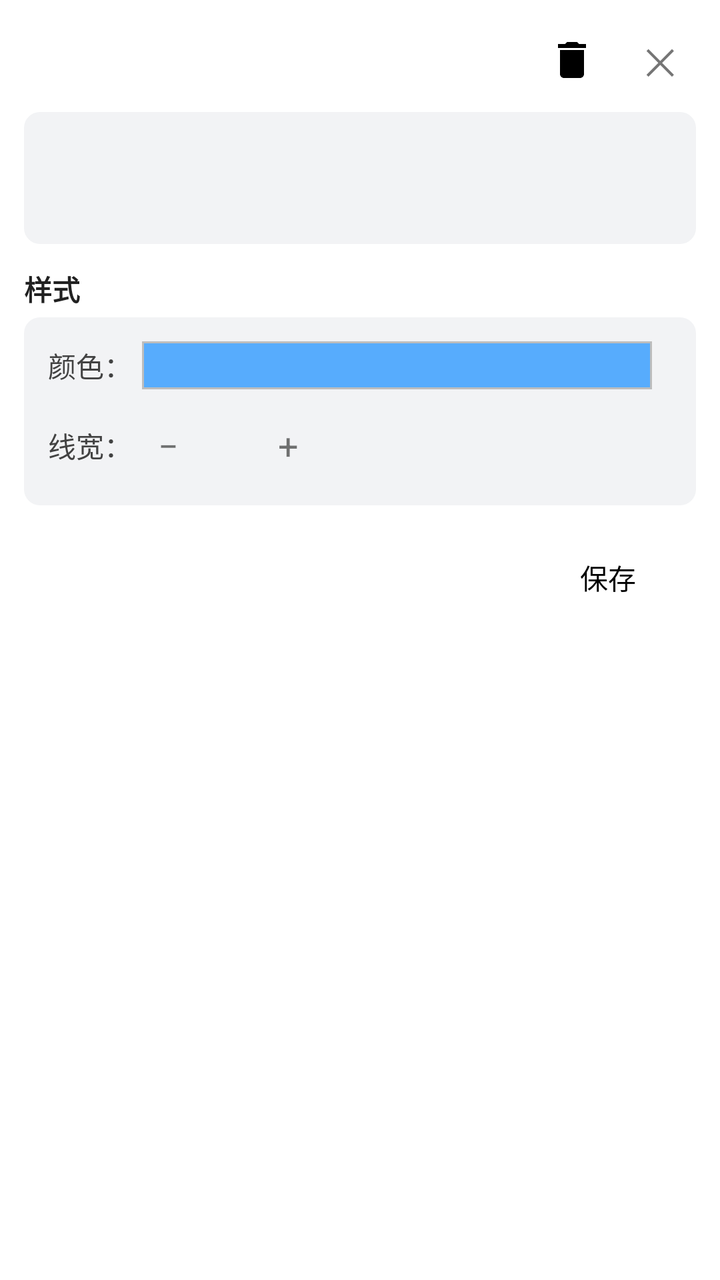
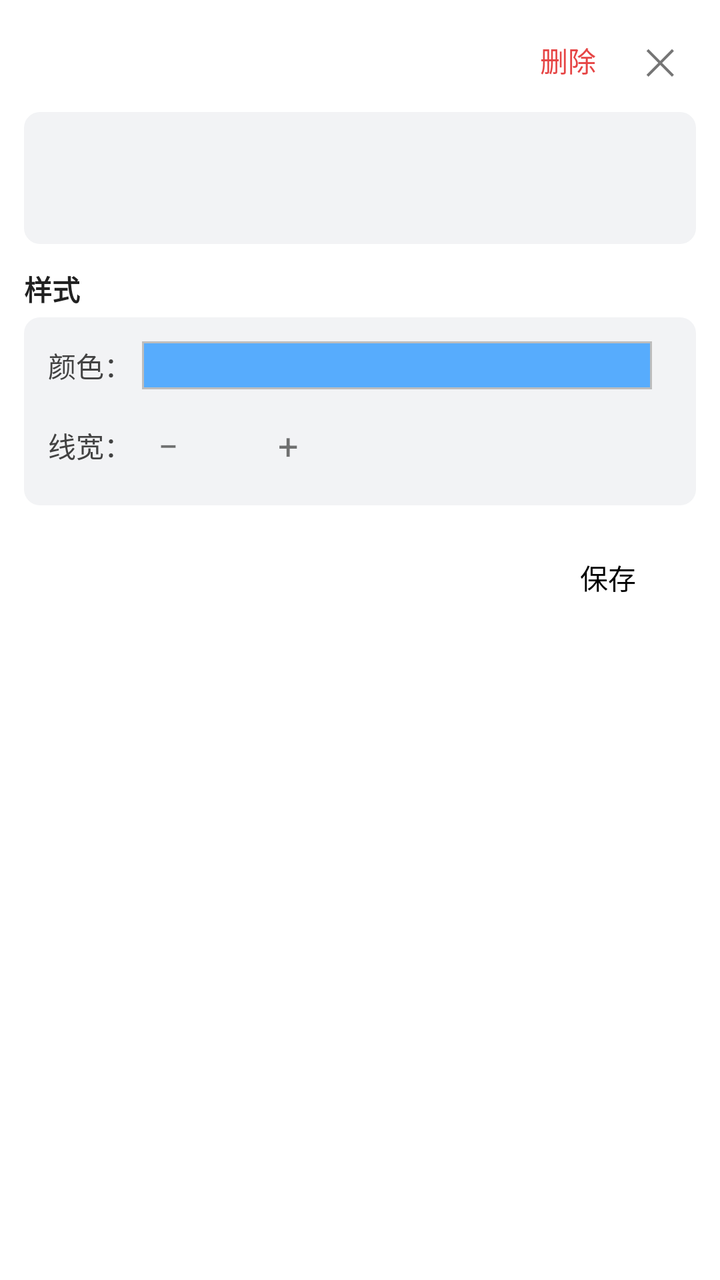

Before-and-after screenshots of an Android layout around one commit, followed by the original layout XML and the change that was made.
<!-- AndroidManifest.xml: application theme Theme.MobileMap -->
<!-- res/layout/dialog_measure_detail.xml -->
<?xml version="1.0" encoding="utf-8"?>
<LinearLayout xmlns:android="http://schemas.android.com/apk/res/android"
    xmlns:tools="http://schemas.android.com/tools"
    android:layout_width="match_parent"
    android:layout_height="wrap_content"
    android:orientation="vertical"
    android:padding="12dp">

    
    <LinearLayout
        android:layout_width="match_parent"
        android:layout_height="wrap_content"
        android:gravity="center_vertical"
        android:orientation="horizontal">

        <TextView
            android:id="@+id/measure_detail_tv_title"
            android:layout_width="0dp"
            android:layout_height="wrap_content"
            android:layout_weight="1"
            android:ellipsize="end"
            android:maxLines="1"
            android:textColor="#212121"
            android:textSize="16sp"
            android:textStyle="bold" />

        <ImageView
            android:id="@+id/measure_detail_iv_rename"
            android:layout_width="36dp"
            android:layout_height="36dp"
            android:layout_marginStart="8dp"
            android:background="?android:attr/selectableItemBackground"
            android:contentDescription="重命名"
            android:padding="6dp"
            android:src="@drawable/ic_edit"
            android:visibility="gone" />

        <ImageView
            android:id="@+id/measure_detail_iv_share"
            android:layout_width="36dp"
            android:layout_height="36dp"
            android:layout_marginStart="8dp"
            android:background="?android:attr/selectableItemBackground"
            android:contentDescription="分享"
            android:padding="6dp"
            android:src="@drawable/ic_share"
            android:visibility="gone" />

        <ImageView
            android:id="@+id/measure_detail_iv_delete"
            android:layout_width="36dp"
            android:layout_height="36dp"
            android:layout_marginStart="8dp"
            android:background="?android:attr/selectableItemBackground"
            android:contentDescription="删除"
            android:padding="6dp"
            android:src="@drawable/ic_delete" />

        <TextView
            android:id="@+id/measure_detail_tv_close"
            android:layout_width="36dp"
            android:layout_height="36dp"
            android:layout_marginStart="8dp"
            android:gravity="center"
            android:text="✕"
            android:textColor="#757575"
            android:textSize="18sp"
            tools:ignore="HardcodedText" />
    </LinearLayout>

    
    <LinearLayout
        android:layout_width="match_parent"
        android:layout_height="wrap_content"
        android:layout_marginTop="8dp"
        android:background="@drawable/bg_feature_group"
        android:orientation="vertical"
        android:padding="12dp">

        <TextView
            android:id="@+id/measure_detail_tv_type"
            android:layout_width="match_parent"
            android:layout_height="wrap_content"
            android:textColor="#212121"
            android:textSize="15sp"
            android:textStyle="bold" />

        <TextView
            android:id="@+id/measure_detail_tv_geometry"
            android:layout_width="match_parent"
            android:layout_height="wrap_content"
            android:layout_marginTop="4dp"
            android:textColor="#616161"
            android:textSize="13sp" />
    </LinearLayout>

    
    <TextView
        android:layout_width="wrap_content"
        android:layout_height="wrap_content"
        android:layout_marginTop="12dp"
        android:text="样式"
        android:textColor="#212121"
        android:textSize="14sp"
        android:textStyle="bold"
        tools:ignore="HardcodedText" />

    <LinearLayout
        android:layout_width="match_parent"
        android:layout_height="wrap_content"
        android:layout_marginTop="4dp"
        android:background="@drawable/bg_feature_group"
        android:orientation="vertical"
        android:padding="12dp">

        <LinearLayout
            android:layout_width="match_parent"
            android:layout_height="wrap_content"
            android:gravity="center_vertical"
            android:orientation="horizontal">

            <TextView
                android:layout_width="wrap_content"
                android:layout_height="wrap_content"
                android:text="颜色："
                android:textColor="#424242"
                android:textSize="14sp"
                tools:ignore="HardcodedText" />

            <ImageView
                android:id="@+id/measure_detail_iv_color"
                android:layout_width="0dp"
                android:layout_height="24dp"
                android:layout_marginLeft="5dp"
                android:layout_marginRight="10dp"
                android:layout_weight="1"
                android:background="#57ACFD"
                android:contentDescription="测量颜色"
                android:src="@drawable/bg_swatch_border"
                tools:ignore="HardcodedText" />
        </LinearLayout>

        <LinearLayout
            android:id="@+id/measure_detail_ll_width_row"
            android:layout_width="match_parent"
            android:layout_height="wrap_content"
            android:layout_marginTop="10dp"
            android:gravity="center_vertical"
            android:orientation="horizontal">

            <TextView
                android:layout_width="wrap_content"
                android:layout_height="wrap_content"
                android:text="线宽："
                android:textColor="#424242"
                android:textSize="14sp"
                tools:ignore="HardcodedText" />

            <TextView
                android:id="@+id/measure_detail_btn_width_minus"
                android:layout_width="36dp"
                android:layout_height="36dp"
                android:gravity="center"
                android:text="−"
                android:textSize="18sp"
                tools:ignore="HardcodedText" />

            <TextView
                android:id="@+id/measure_detail_tv_width_value"
                android:layout_width="24dp"
                android:layout_height="wrap_content"
                android:gravity="center"
                android:textColor="#212121"
                android:textSize="16sp" />

            <TextView
                android:id="@+id/measure_detail_btn_width_plus"
                android:layout_width="36dp"
                android:layout_height="36dp"
                android:gravity="center"
                android:text="+"
                android:textSize="18sp"
                tools:ignore="HardcodedText" />
        </LinearLayout>
    </LinearLayout>

    
    <LinearLayout
        android:layout_width="match_parent"
        android:layout_height="wrap_content"
        android:layout_marginTop="12dp"
        android:gravity="end"
        android:orientation="horizontal">

        <Button
            android:id="@+id/measure_detail_btn_save"
            style="?android:attr/borderlessButtonStyle"
            android:layout_width="wrap_content"
            android:layout_height="wrap_content"
            android:layout_marginStart="12dp"
            android:text="保存"
            android:textColor="@color/black"
            tools:ignore="HardcodedText" />
    </LinearLayout>
</LinearLayout>
<!-- resources referenced by this layout -->
<resources>
  <color name="black">#FF000000</color>
  <!-- drawable bg_feature_group (drawable) -->
  <?xml version="1.0" encoding="utf-8"?>
  <shape xmlns:android="http://schemas.android.com/apk/res/android" android:shape="rectangle">
      <solid android:color="#F2F3F5" />
      <corners android:radius="8dp" />
  </shape>
  <!-- drawable bg_swatch_border (drawable) -->
  <?xml version="1.0" encoding="utf-8"?>
  <shape xmlns:android="http://schemas.android.com/apk/res/android"
      android:shape="rectangle">
      <stroke
          android:width="1dp"
          android:color="#BDBDBD" />
  </shape>
  <!-- drawable ic_delete (drawable) -->
  <vector xmlns:android="http://schemas.android.com/apk/res/android"
      android:width="24dp"
      android:height="24dp"
      android:viewportWidth="24"
      android:viewportHeight="24">
      <path
          android:fillColor="#FF000000"
          android:pathData="M6,19c0,1.1 0.9,2 2,2h8c1.1,0 2,-0.9 2,-2V7H6v12zM19,4h-3.5l-1,-1h-5l-1,1H5v2h14V4z" />
  </vector>
  <!-- drawable ic_edit (drawable) -->
  <vector xmlns:android="http://schemas.android.com/apk/res/android"
      android:width="24dp"
      android:height="24dp"
      android:viewportWidth="24"
      android:viewportHeight="24">
      <path
          android:fillColor="#FF000000"
          android:pathData="M3,17.25V21h3.75L17.81,9.94l-3.75,-3.75L3,17.25zM20.71,7.04c0.39,-0.39 0.39,-1.02 0,-1.41l-2.34,-2.34c-0.39,-0.39 -1.02,-0.39 -1.41,0l-1.83,1.83 3.75,3.75 1.83,-1.83z" />
  </vector>
  <!-- drawable ic_share (drawable) -->
  <vector xmlns:android="http://schemas.android.com/apk/res/android"
      android:width="24dp"
      android:height="24dp"
      android:viewportWidth="24"
      android:viewportHeight="24">
      <path
          android:fillColor="#FF000000"
          android:pathData="M18,16.08c-0.76,0 -1.44,0.3 -1.96,0.77L8.91,12.7c0.05,-0.23 0.09,-0.46 0.09,-0.7s-0.04,-0.47 -0.09,-0.7l7.05,-4.11c0.54,0.5 1.25,0.81 2.04,0.81 1.66,0 3,-1.34 3,-3s-1.34,-3 -3,-3 -3,1.34 -3,3c0,0.24 0.04,0.47 0.09,0.7L8.04,9.81C7.5,9.31 6.79,9 6,9c-1.66,0 -3,1.34 -3,3s1.34,3 3,3c0.79,0 1.5,-0.31 2.04,-0.81l7.12,4.16c-0.05,0.21 -0.08,0.43 -0.08,0.65 0,1.61 1.31,2.92 2.92,2.92s2.92,-1.31 2.92,-2.92 -1.31,-2.92 -2.92,-2.92z" />
  </vector>
  <style name="Theme.MobileMap" parent="Theme.MaterialComponents.DayNight.DarkActionBar">
          
          <item name="colorPrimary">@color/purple_500</item>
          <item name="colorPrimaryVariant">@color/purple_700</item>
          <item name="colorOnPrimary">@color/white</item>
          
          <item name="colorSecondary">@color/teal_200</item>
          <item name="colorSecondaryVariant">@color/teal_700</item>
          <item name="colorOnSecondary">@color/black</item>
          
          <item name="android:statusBarColor">?attr/colorPrimaryVariant</item>
          
      </style>
  <color name="purple_500">#FF6200EE</color>
  <color name="purple_700">#FF3700B3</color>
  <color name="white">#FFFFFFFF</color>
  <color name="teal_200">#FF03DAC5</color>
  <color name="teal_700">#FF018786</color>
</resources>

<!-- the commit's change to res/layout/dialog_measure_detail.xml (unified diff, before → after) -->
@@ -24,37 +24,52 @@
             android:textSize="16sp"
             android:textStyle="bold" />
 
-        <ImageView
-            android:id="@+id/measure_detail_iv_rename"
-            android:layout_width="36dp"
-            android:layout_height="36dp"
+        <TextView
+            android:id="@+id/measure_detail_btn_rename"
+            android:layout_width="wrap_content"
+            android:layout_height="wrap_content"
             android:layout_marginStart="8dp"
             android:background="?android:attr/selectableItemBackground"
-            android:contentDescription="重命名"
-            android:padding="6dp"
-            android:src="@drawable/ic_edit"
-            android:visibility="gone" />
-
-        <ImageView
-            android:id="@+id/measure_detail_iv_share"
-            android:layout_width="36dp"
-            android:layout_height="36dp"
+            android:paddingStart="6dp"
+            android:paddingTop="4dp"
+            android:paddingEnd="6dp"
+            android:paddingBottom="4dp"
+            android:text="重命名"
+            android:textColor="#2A6FDB"
+            android:textSize="14sp"
+            android:visibility="gone"
+            tools:ignore="HardcodedText" />
+
+        <TextView
+            android:id="@+id/measure_detail_btn_share"
+            android:layout_width="wrap_content"
+            android:layout_height="wrap_content"
             android:layout_marginStart="8dp"
             android:background="?android:attr/selectableItemBackground"
-            android:contentDescription="分享"
-            android:padding="6dp"
-            android:src="@drawable/ic_share"
-            android:visibility="gone" />
-
-        <ImageView
-            android:id="@+id/measure_detail_iv_delete"
-            android:layout_width="36dp"
-            android:layout_height="36dp"
+            android:paddingStart="6dp"
+            android:paddingTop="4dp"
+            android:paddingEnd="6dp"
+            android:paddingBottom="4dp"
+            android:text="分享"
+            android:textColor="#2A6FDB"
+            android:textSize="14sp"
+            android:visibility="gone"
+            tools:ignore="HardcodedText" />
+
+        <TextView
+            android:id="@+id/measure_detail_btn_delete"
+            android:layout_width="wrap_content"
+            android:layout_height="wrap_content"
             android:layout_marginStart="8dp"
             android:background="?android:attr/selectableItemBackground"
-            android:contentDescription="删除"
-            android:padding="6dp"
-            android:src="@drawable/ic_delete" />
+            android:paddingStart="6dp"
+            android:paddingTop="4dp"
+            android:paddingEnd="6dp"
+            android:paddingBottom="4dp"
+            android:text="删除"
+            android:textColor="#E64545"
+            android:textSize="14sp"
+            tools:ignore="HardcodedText" />
 
         <TextView
             android:id="@+id/measure_detail_tv_close"
@@ -186,6 +201,38 @@
 
     
     <LinearLayout
+        android:id="@+id/measure_detail_ll_remark"
+        android:layout_width="match_parent"
+        android:layout_height="wrap_content"
+        android:layout_marginTop="12dp"
+        android:background="?android:attr/selectableItemBackground"
+        android:gravity="center_vertical"
+        android:orientation="horizontal"
+        android:paddingTop="8dp"
+        android:paddingBottom="8dp"
+        android:visibility="gone">
+
+        <TextView
+            android:layout_width="wrap_content"
+            android:layout_height="wrap_content"
+            android:text="备注："
+            android:textColor="#616161"
+            android:textSize="14sp"
+            tools:ignore="HardcodedText" />
+
+        <TextView
+            android:id="@+id/measure_detail_tv_remark"
+            android:layout_width="0dp"
+            android:layout_height="wrap_content"
+            android:layout_weight="1"
+            android:ellipsize="end"
+            android:maxLines="2"
+            android:textColor="#212121"
+            android:textSize="14sp" />
+    </LinearLayout>
+
+    
+    <LinearLayout
         android:layout_width="match_parent"
         android:layout_height="wrap_content"
         android:layout_marginTop="12dp"
<!-- resource entries referenced after the edit -->
@@ -15,36 +15,6 @@
           android:width="1dp"
           android:color="#BDBDBD" />
   </shape>
-  <!-- drawable ic_delete (drawable) -->
-  <vector xmlns:android="http://schemas.android.com/apk/res/android"
-      android:width="24dp"
-      android:height="24dp"
-      android:viewportWidth="24"
-      android:viewportHeight="24">
-      <path
-          android:fillColor="#FF000000"
-          android:pathData="M6,19c0,1.1 0.9,2 2,2h8c1.1,0 2,-0.9 2,-2V7H6v12zM19,4h-3.5l-1,-1h-5l-1,1H5v2h14V4z" />
-  </vector>
-  <!-- drawable ic_edit (drawable) -->
-  <vector xmlns:android="http://schemas.android.com/apk/res/android"
-      android:width="24dp"
-      android:height="24dp"
-      android:viewportWidth="24"
-      android:viewportHeight="24">
-      <path
-          android:fillColor="#FF000000"
-          android:pathData="M3,17.25V21h3.75L17.81,9.94l-3.75,-3.75L3,17.25zM20.71,7.04c0.39,-0.39 0.39,-1.02 0,-1.41l-2.34,-2.34c-0.39,-0.39 -1.02,-0.39 -1.41,0l-1.83,1.83 3.75,3.75 1.83,-1.83z" />
-  </vector>
-  <!-- drawable ic_share (drawable) -->
-  <vector xmlns:android="http://schemas.android.com/apk/res/android"
-      android:width="24dp"
-      android:height="24dp"
-      android:viewportWidth="24"
-      android:viewportHeight="24">
-      <path
-          android:fillColor="#FF000000"
-          android:pathData="M18,16.08c-0.76,0 -1.44,0.3 -1.96,0.77L8.91,12.7c0.05,-0.23 0.09,-0.46 0.09,-0.7s-0.04,-0.47 -0.09,-0.7l7.05,-4.11c0.54,0.5 1.25,0.81 2.04,0.81 1.66,0 3,-1.34 3,-3s-1.34,-3 -3,-3 -3,1.34 -3,3c0,0.24 0.04,0.47 0.09,0.7L8.04,9.81C7.5,9.31 6.79,9 6,9c-1.66,0 -3,1.34 -3,3s1.34,3 3,3c0.79,0 1.5,-0.31 2.04,-0.81l7.12,4.16c-0.05,0.21 -0.08,0.43 -0.08,0.65 0,1.61 1.31,2.92 2.92,2.92s2.92,-1.31 2.92,-2.92 -1.31,-2.92 -2.92,-2.92z" />
-  </vector>
   <style name="Theme.MobileMap" parent="Theme.MaterialComponents.DayNight.DarkActionBar">
           
           <item name="colorPrimary">@color/purple_500</item>
